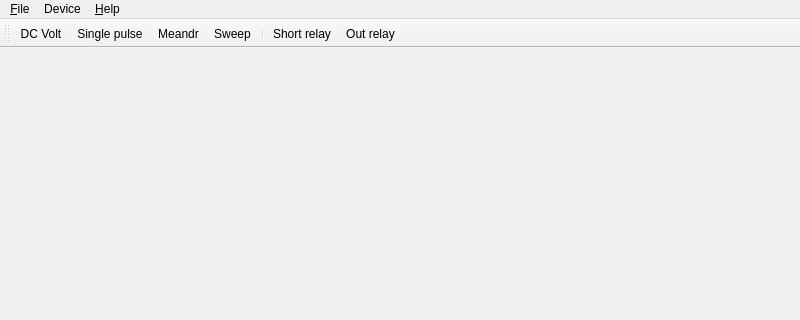
Above: software/voltamp/src/main_wnd.ui from z80/voltamper before the change; both pictures show x 0 to 800 and y 0 to 320 of the 800 by 600 pixel window. Below: the same form after it.
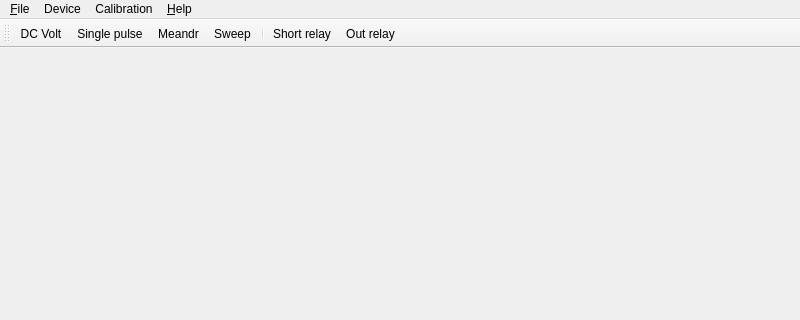
That is the form after the change.

What changed in the file:
```diff
--- a/software/voltamp/src/main_wnd.ui
+++ b/software/voltamp/src/main_wnd.ui
@@ -20,7 +20,7 @@
      <x>0</x>
      <y>0</y>
      <width>800</width>
-     <height>27</height>
+     <height>21</height>
     </rect>
    </property>
    <widget class="QMenu" name="menu_File">
@@ -35,6 +35,12 @@
     </property>
     <addaction name="action_About"/>
    </widget>
+   <widget class="QMenu" name="menuCalibration">
+    <property name="title">
+     <string>Calibration</string>
+    </property>
+    <addaction name="actionCalibration"/>
+   </widget>
    <widget class="QMenu" name="menuDevice">
     <property name="title">
      <string>Device</string>
@@ -43,6 +49,7 @@
    </widget>
    <addaction name="menu_File"/>
    <addaction name="menuDevice"/>
+   <addaction name="menuCalibration"/>
    <addaction name="menu_Help"/>
   </widget>
   <widget class="QStatusBar" name="statusbar"/>
```
Left out of the diff: 1 changed line with no effect on the pictures.
